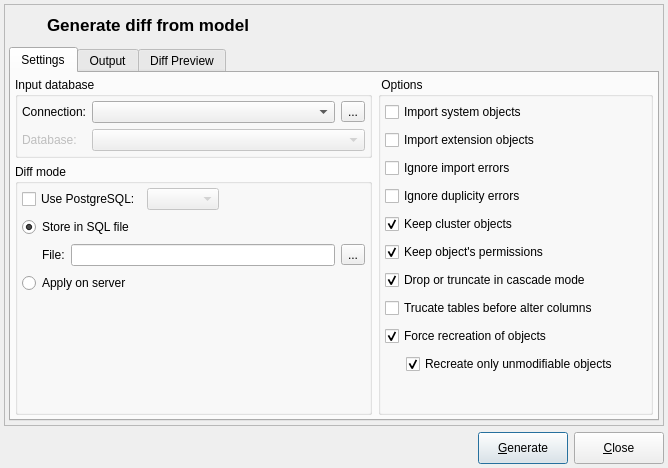
Above: libpgmodeler_ui/ui/modeldatabasediffform.ui from pgmodeler/pgmodeler before the change. Below: the same form after it.
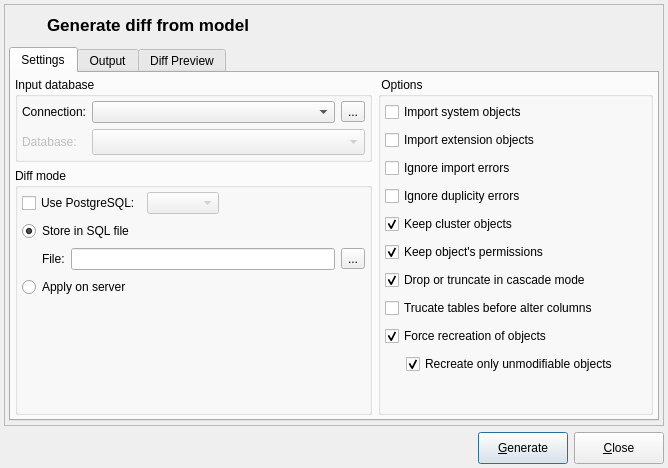
That is the form after the change. Icons and pictures are not drawn.

What changed in the file:
```diff
--- a/libpgmodeler_ui/ui/modeldatabasediffform.ui
+++ b/libpgmodeler_ui/ui/modeldatabasediffform.ui
@@ -246,10 +246,13 @@
                  <verstretch>0</verstretch>
                 </sizepolicy>
                </property>
+               <property name="sizeAdjustPolicy">
+                <enum>QComboBox::AdjustToMinimumContentsLengthWithIcon</enum>
+               </property>
                <property name="iconSize">
                 <size>
-                 <width>20</width>
-                 <height>20</height>
+                 <width>18</width>
+                 <height>18</height>
                 </size>
                </property>
               </widget>
```
